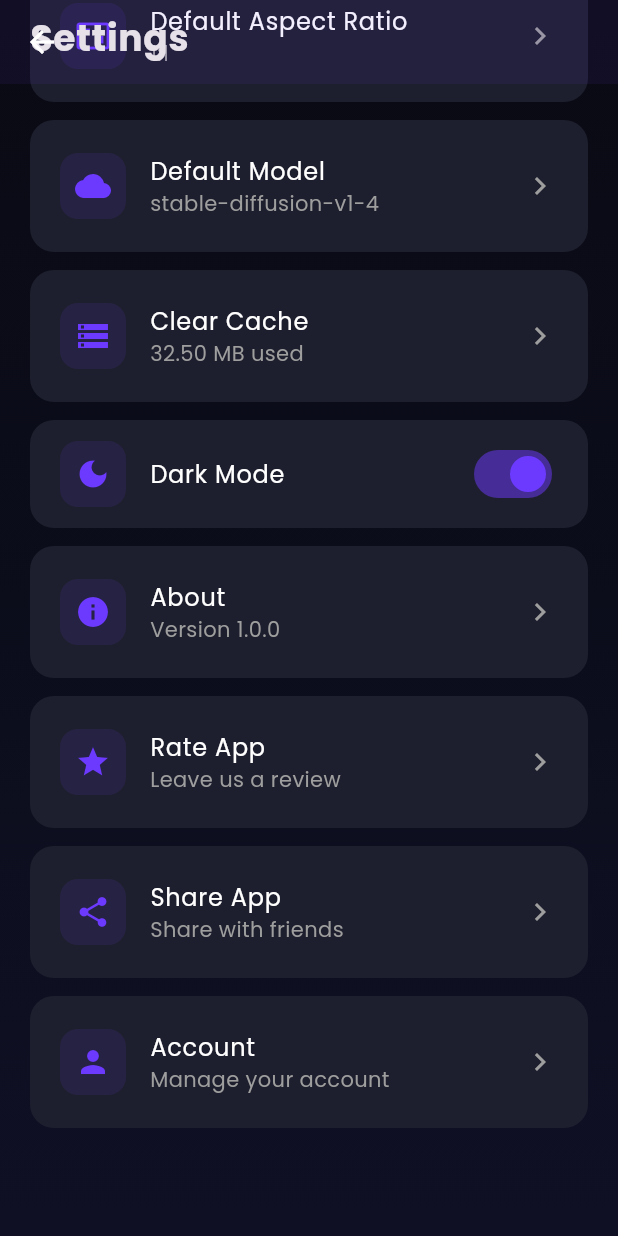
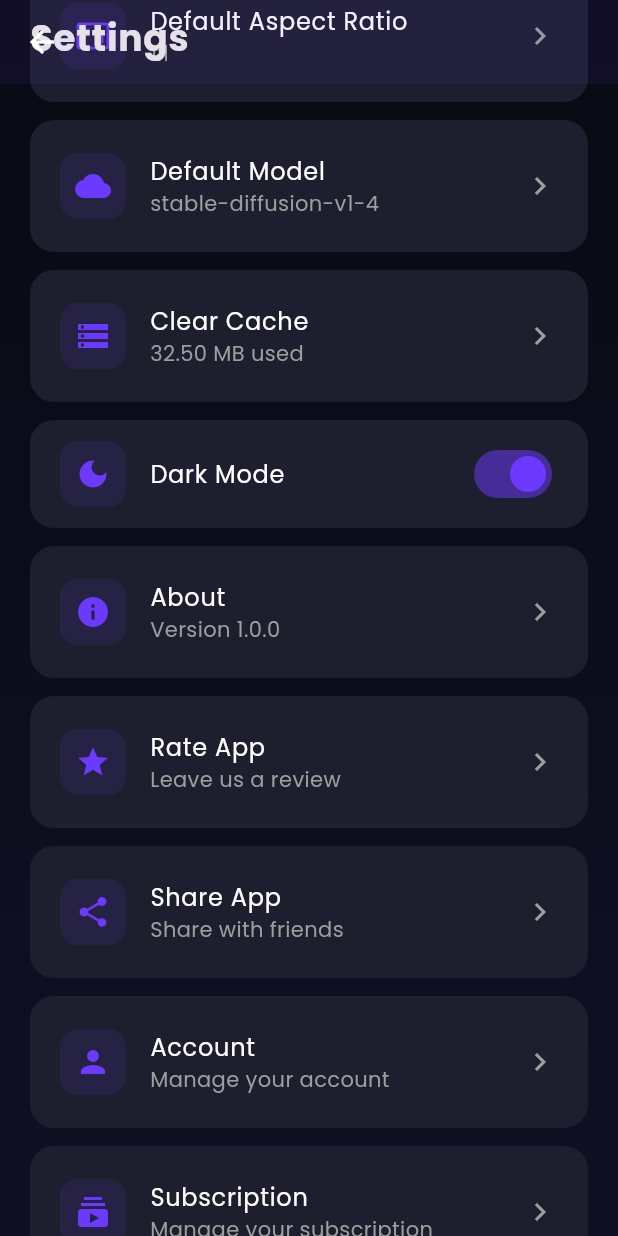
Before and after one commit to Ankit180898/text_to_image, a Flutter app: the SettingsScreen screen opened directly, scrolled down 260 dp, on a phone screen of 412 x 824 dp. Run offline on Flutter 3.47's test engine with Material 3 defaults, Android fonts, the phone set to English and light mode, and no system bars; our stand-ins replace device_info_plus, flutter_dotenv, get, google_fonts, permission_handler, share_plus and 3 more; missing offline and left inert: photo_manager, purchases_flutter; accounts and stored records are empty.

Commit message:
Add url_launcher dependency, enhance settings screen with subscription management, and update image limit for free tier

```diff
--- a/lib/service/subscription_service.dart
+++ b/lib/service/subscription_service.dart
@@ -193,9 +193,8 @@ class SubscriptionService extends GetxController {
         );
 
       case SubscriptionTier.free:
-      default:
         return SubscriptionFeatures(
-          imagesPerDay: 3,
+          imagesPerDay: 100,
           availableModels: ['stable-diffusion-v1-4'],
           availableStyles: ['No Style', 'Photorealistic'],
           highQualityEnabled: false,
@@ -272,7 +271,6 @@ class SubscriptionService extends GetxController {
       case SubscriptionTier.basic:
         return "Basic";
       case SubscriptionTier.free:
-      default:
         return "Free";
     }
   }
--- a/lib/views/home_screen.dart
+++ b/lib/views/home_screen.dart
@@ -37,6 +37,7 @@ class HomeScreen extends StatelessWidget {
                   centerTitle: true,
                   elevation: 0,
                   flexibleSpace: const FlexibleSpaceBar(
+                    centerTitle: true,
                     title: Text(
                       'Vision AI',
                       style: TextStyle(fontSize: 24, fontWeight: FontWeight.bold, letterSpacing: 0.5),
--- a/lib/views/settings_screen.dart
+++ b/lib/views/settings_screen.dart
@@ -1,6 +1,8 @@
 import 'package:flutter/material.dart';
 import 'package:get/get.dart';
 import 'package:text_to_image/controllers/settings_controller.dart';
+import 'package:text_to_image/views/subscription_screen.dart';
+import 'package:url_launcher/url_launcher.dart' as url;
 
 class SettingsScreen extends StatelessWidget {
   SettingsScreen({super.key});
@@ -160,6 +162,49 @@ class SettingsScreen extends StatelessWidget {
                       },
                     ),
 
+                    // Add subscription settings
+                    _buildSettingItem(
+                      context: context,
+                      icon: Icons.subscriptions,
+                      title: 'Subscription',
+                      subtitle: 'Manage your subscription',
+                      onTap: () {
+                        Get.to(() => SubscriptionScreen());
+                      },
+                    ),
+                    const SizedBox(height: 20),
+                    // Made with ❤️ by Ankit
+                    GestureDetector(
+                      onTap: () {
+                        url.launch('https://ankitdev18.netlify.app/#/minified:Fh');
+                        Get.snackbar(
+                          'Ankit',
+                          'Opening my website...',
+                          snackPosition: SnackPosition.BOTTOM,
+                          backgroundColor: const Color(0xFF1E1F2E),
+                          colorText: Colors.white,
+                        );
+                      },
+                      child: RichText(
+                        textAlign: TextAlign.center,
+                        text: const TextSpan(
+                          text: 'Made with ',
+                          style: TextStyle(color: Colors.grey),
+                          children: [
+                            TextSpan(text: '❤️', style: TextStyle(color: Colors.red)),
+                            TextSpan(text: ' by ', style: TextStyle(color: Colors.grey)),
+                            TextSpan(
+                              text: 'Ankit',
+                              style: TextStyle(
+                                color: Colors.deepPurpleAccent,
+                                fontWeight: FontWeight.bold,
+                                fontSize: 16,
+                              ),
+                            ),
+                          ],
+                        ),
+                      ),
+                    ),
                     // Add some space at the bottom
                     const SizedBox(height: 40),
                   ]),
--- a/pubspec.yaml
+++ b/pubspec.yaml
@@ -47,6 +47,7 @@ dependencies:
   shorebird_code_push: ^2.0.3
   speech_to_text: ^7.0.0
   sqflite: ^2.4.2
+  url_launcher: ^6.3.1
 
 dev_dependencies:
   flutter_lints: ^5.0.0
```
Also changed, not shown: lib/controllers/home_controller.dart (+83 -19 lines), pubspec.lock, 31 other files.
